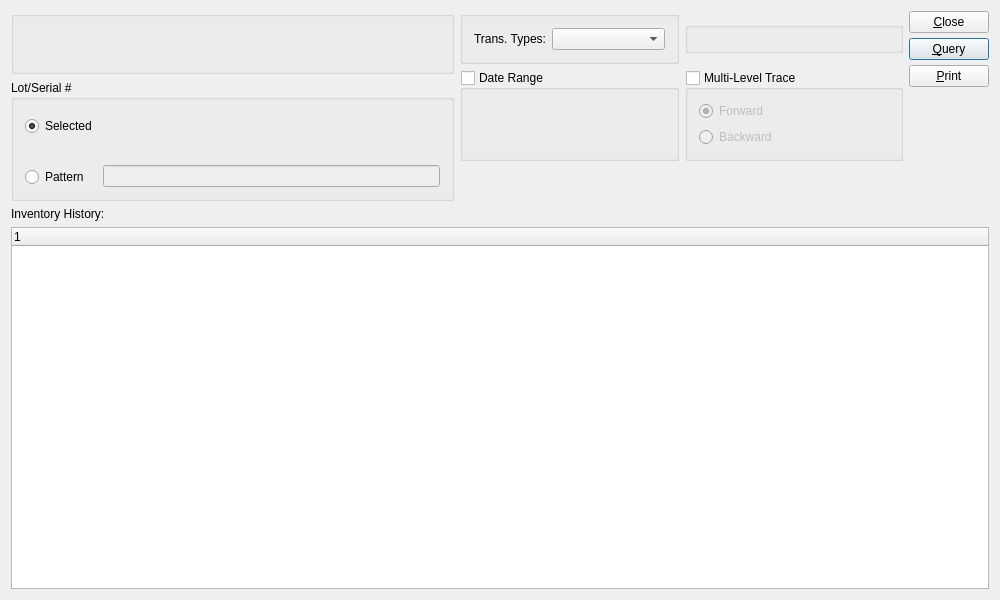
Old version of the form xtuple/trunk/guiclient/dspDetailedInventoryHistoryByLotSerial.ui in the repository WooodHead/xtuple.
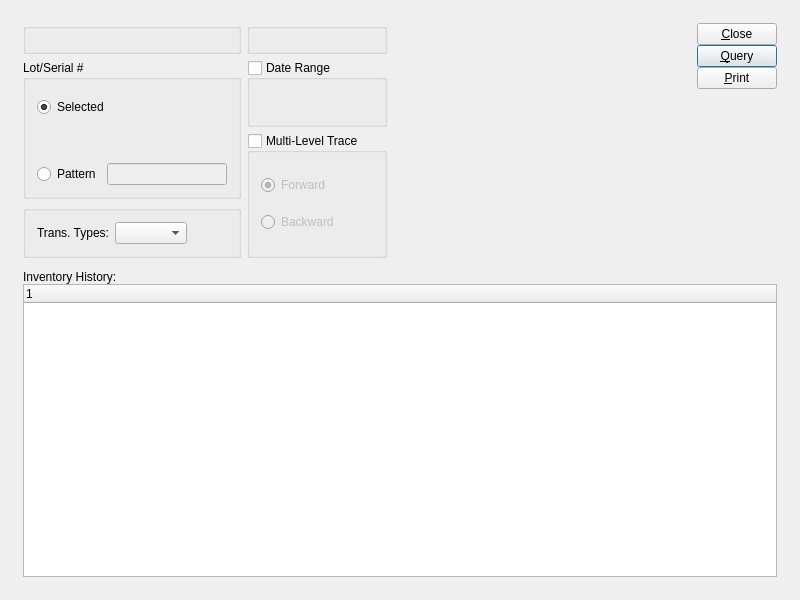
New version of the form. Custom widgets are drawn as their Qt base class.

The edit to the form file:
```diff
--- a/xtuple/trunk/guiclient/dspDetailedInventoryHistoryByLotSerial.ui
+++ b/xtuple/trunk/guiclient/dspDetailedInventoryHistoryByLotSerial.ui
@@ -13,7 +13,7 @@
    <rect>
     <x>0</x>
     <y>0</y>
-    <width>1000</width>
+    <width>800</width>
     <height>600</height>
    </rect>
   </property>
@@ -32,13 +32,25 @@
   <property name="windowTitle" >
    <string>Detailed Inventory History by Lot/Serial #</string>
   </property>
-   <layout class="QGridLayout" >
+  <layout class="QGridLayout" name="gridLayout_9" >
+   <item row="0" column="0" >
+    <layout class="QGridLayout" name="gridLayout_8" >
+     <property name="margin" >
+      <number>12</number>
+     </property>
+     <property name="spacing" >
+      <number>12</number>
+     </property>
+     <item row="0" column="0" >
+      <layout class="QHBoxLayout" name="horizontalLayout_3" >
+       <item>
+        <layout class="QGridLayout" name="gridLayout_7" >
     <item row="0" column="0" >
      <widget class="QGroupBox" name="_itemGroup" >
       <property name="title" >
        <string/>
       </property>
-      <layout class="QGridLayout" >
+           <layout class="QGridLayout" name="gridLayout_2" >
        <item row="0" column="0" >
         <widget class="ItemCluster" name="_item" >
          <property name="minimumSize" >
@@ -55,51 +67,97 @@
       </layout>
      </widget>
     </item>
-    <item rowspan="2" row="0" column="1" >
-     <layout class="QGridLayout" >
-      <item row="0" column="0" >
-       <widget class="QGroupBox" name="_transGroup" >
-        <property name="title" >
-         <string/>
-        </property>
-        <layout class="QGridLayout" >
-         <item row="0" column="0" >
-          <widget class="QLabel" name="_transTypeLit" >
-           <property name="text" >
-            <string>Trans. Types:</string>
-           </property>
-           <property name="alignment" >
-            <set>Qt::AlignRight|Qt::AlignTrailing|Qt::AlignVCenter</set>
-           </property>
-          </widget>
-         </item>
-         <item row="0" column="1" >
-          <widget class="XComboBox" name="_transType" >
-           <property name="sizePolicy" >
-            <sizepolicy vsizetype="Fixed" hsizetype="Expanding" >
-             <horstretch>0</horstretch>
-             <verstretch>0</verstretch>
-            </sizepolicy>
-           </property>
-          </widget>
-         </item>
-        </layout>
-       </widget>
-      </item>
       <item row="0" column="1" >
        <widget class="WarehouseGroup" name="_warehouse" >
         <property name="sizePolicy" >
+            <sizepolicy vsizetype="Preferred" hsizetype="Preferred" >
+             <horstretch>0</horstretch>
+             <verstretch>0</verstretch>
+            </sizepolicy>
+           </property>
+           <property name="focusPolicy" >
+            <enum>Qt::StrongFocus</enum>
+           </property>
+           <property name="fixedSize" >
+            <bool>false</bool>
+           </property>
+          </widget>
+         </item>
+         <item rowspan="2" row="1" column="0" >
+          <widget class="QGroupBox" name="_lotserialGroup" >
+           <property name="sizePolicy" >
          <sizepolicy vsizetype="Fixed" hsizetype="Expanding" >
           <horstretch>0</horstretch>
           <verstretch>0</verstretch>
          </sizepolicy>
         </property>
+           <property name="title" >
+            <string>Lot/Serial #</string>
+           </property>
+           <layout class="QGridLayout" name="gridLayout_6" >
+            <item row="0" column="0" >
+             <layout class="QHBoxLayout" name="horizontalLayout" >
+              <item>
+               <layout class="QVBoxLayout" name="verticalLayout_2" >
+                <property name="topMargin" >
+                 <number>6</number>
+                </property>
+                <item>
+                 <widget class="QRadioButton" name="_selected" >
+                  <property name="text" >
+                   <string>Selected</string>
+                  </property>
+                  <property name="checked" >
+                   <bool>true</bool>
+                  </property>
+                 </widget>
+                </item>
+                <item>
+                 <spacer name="verticalSpacer" >
+                  <property name="orientation" >
+                   <enum>Qt::Vertical</enum>
+                  </property>
+                  <property name="sizeHint" stdset="0" >
+                   <size>
+                    <width>20</width>
+                    <height>40</height>
+                   </size>
+                  </property>
+                 </spacer>
+                </item>
+               </layout>
+              </item>
+              <item>
+               <widget class="LotserialCluster" name="_lotSerial" >
         <property name="focusPolicy" >
          <enum>Qt::StrongFocus</enum>
         </property>
        </widget>
+              </item>
+             </layout>
       </item>
       <item row="1" column="0" >
+             <layout class="QHBoxLayout" name="horizontalLayout_2" >
+              <item>
+               <widget class="QRadioButton" name="_pattern" >
+                <property name="text" >
+                 <string>Pattern</string>
+                </property>
+               </widget>
+              </item>
+              <item>
+               <widget class="XLineEdit" name="_lotSerialPattern" >
+                <property name="enabled" >
+                 <bool>false</bool>
+                </property>
+               </widget>
+              </item>
+             </layout>
+            </item>
+           </layout>
+          </widget>
+         </item>
+         <item row="1" column="1" >
        <widget class="QGroupBox" name="_dateGroup" >
         <property name="title" >
          <string>Date Range</string>
@@ -110,7 +168,7 @@
         <property name="checked" >
          <bool>false</bool>
         </property>
-        <layout class="QGridLayout" >
+           <layout class="QGridLayout" name="gridLayout_5" >
          <item row="0" column="0" >
           <widget class="DateCluster" name="_dates" >
            <property name="focusPolicy" >
@@ -121,7 +179,7 @@
         </layout>
        </widget>
       </item>
-      <item row="1" column="1" >
+         <item rowspan="2" row="2" column="1" >
        <widget class="QGroupBox" name="_traceGroup" >
         <property name="title" >
          <string>Multi-Level Trace</string>
@@ -132,7 +190,7 @@
         <property name="checked" >
          <bool>false</bool>
         </property>
-        <layout class="QGridLayout" >
+           <layout class="QGridLayout" name="gridLayout_4" >
          <item row="0" column="0" >
           <widget class="QRadioButton" name="_forward" >
            <property name="text" >
@@ -153,25 +211,67 @@
         </layout>
        </widget>
       </item>
-      <item row="2" column="0" >
-       <spacer>
+         <item row="3" column="0" >
+          <widget class="QGroupBox" name="_transGroup" >
+           <property name="title" >
+            <string/>
+           </property>
+           <layout class="QGridLayout" name="gridLayout_3" >
+            <item row="0" column="0" >
+             <widget class="QLabel" name="_transTypeLit" >
+              <property name="text" >
+               <string>Trans. Types:</string>
+              </property>
+              <property name="alignment" >
+               <set>Qt::AlignRight|Qt::AlignTrailing|Qt::AlignVCenter</set>
+              </property>
+             </widget>
+            </item>
+            <item row="0" column="1" >
+             <widget class="XComboBox" name="_transType" >
+              <property name="sizePolicy" >
+               <sizepolicy vsizetype="Fixed" hsizetype="Expanding" >
+                <horstretch>0</horstretch>
+                <verstretch>0</verstretch>
+               </sizepolicy>
+              </property>
+             </widget>
+            </item>
+            <item row="0" column="2" >
+             <spacer name="horizontalSpacer" >
         <property name="orientation" >
-         <enum>Qt::Vertical</enum>
-        </property>
-        <property name="sizeHint" >
+               <enum>Qt::Horizontal</enum>
+              </property>
+              <property name="sizeHint" stdset="0" >
          <size>
-          <width>20</width>
-          <height>40</height>
+                <width>40</width>
+                <height>20</height>
          </size>
         </property>
        </spacer>
       </item>
      </layout>
-    </item>
-    <item rowspan="2" row="0" column="2" >
+          </widget>
+         </item>
+        </layout>
+       </item>
+       <item>
+        <spacer name="horizontalSpacer_2" >
+         <property name="orientation" >
+          <enum>Qt::Horizontal</enum>
+         </property>
+         <property name="sizeHint" stdset="0" >
+          <size>
+           <width>13</width>
+           <height>17</height>
+          </size>
+         </property>
+        </spacer>
+       </item>
+       <item>
      <layout class="QVBoxLayout" >
       <property name="spacing" >
-       <number>5</number>
+          <number>0</number>
       </property>
       <item>
        <widget class="QPushButton" name="_close" >
@@ -205,7 +305,7 @@
         <property name="orientation" >
          <enum>Qt::Vertical</enum>
         </property>
-        <property name="sizeHint" >
+           <property name="sizeHint" stdset="0" >
          <size>
           <width>20</width>
           <height>0</height>
@@ -215,78 +315,39 @@
       </item>
      </layout>
     </item>
+      </layout>
+     </item>
     <item row="1" column="0" >
-     <widget class="QGroupBox" name="_lotserialGroup" >
+      <widget class="QFrame" name="_frame" >
       <property name="sizePolicy" >
-       <sizepolicy vsizetype="Fixed" hsizetype="Expanding" >
+        <sizepolicy vsizetype="Expanding" hsizetype="Preferred" >
         <horstretch>0</horstretch>
-        <verstretch>0</verstretch>
-       </sizepolicy>
-      </property>
-      <property name="title" >
-       <string>Lot/Serial #</string>
-      </property>
-      <layout class="QGridLayout" >
-       <item rowspan="2" row="0" column="0" >
-        <layout class="QVBoxLayout" >
-         <property name="topMargin" >
-          <number>5</number>
-         </property>
-         <item>
-          <widget class="QRadioButton" name="_selected" >
-           <property name="text" >
-            <string>Selected</string>
-           </property>
-           <property name="checked" >
-            <bool>true</bool>
-           </property>
-          </widget>
-         </item>
+         <verstretch>1</verstretch>
+        </sizepolicy>
+       </property>
+       <property name="frameShape" >
+        <enum>QFrame::NoFrame</enum>
+       </property>
+       <property name="frameShadow" >
+        <enum>QFrame::Raised</enum>
+       </property>
+       <layout class="QGridLayout" name="gridLayout" >
+        <property name="margin" >
+         <number>0</number>
+        </property>
+        <item row="0" column="0" >
+         <layout class="QVBoxLayout" name="verticalLayout" >
+          <property name="spacing" >
+           <number>0</number>
+          </property>
          <item>
-          <spacer>
-           <property name="orientation" >
-            <enum>Qt::Vertical</enum>
-           </property>
-           <property name="sizeType" >
-            <enum>QSizePolicy::Preferred</enum>
-           </property>
-           <property name="sizeHint" >
-            <size>
-             <width>20</width>
-             <height>25</height>
-            </size>
-           </property>
-          </spacer>
-         </item>
-         <item>
-          <widget class="QRadioButton" name="_pattern" >
+           <widget class="QLabel" name="_inventoryHistoryLit" >
            <property name="text" >
-            <string>Pattern</string>
+             <string>Inventory History:</string>
            </property>
           </widget>
          </item>
-        </layout>
-       </item>
-       <item row="0" column="1" >
-        <widget class="LotserialCluster" name="_lotSerial" >
-         <property name="focusPolicy" >
-          <enum>Qt::StrongFocus</enum>
-         </property>
-        </widget>
-       </item>
-       <item row="1" column="1" >
-        <widget class="XLineEdit" name="_lotSerialPattern" >
-         <property name="enabled" >
-          <bool>false</bool>
-         </property>
-        </widget>
-       </item>
-      </layout>
-     </widget>
-    </item>
-    <item row="2" column="0" colspan="3" >
-     <layout class="QGridLayout" >
-      <item row="1" column="0" >
+          <item>
        <widget class="XTreeWidget" name="_invhist" >
         <property name="sizePolicy" >
          <sizepolicy vsizetype="Expanding" hsizetype="Expanding" >
@@ -299,11 +360,9 @@
         </property>
        </widget>
       </item>
-      <item row="0" column="0" >
-       <widget class="QLabel" name="_inventoryHistoryLit" >
-        <property name="text" >
-         <string>Inventory History:</string>
-        </property>
+         </layout>
+        </item>
+       </layout>
        </widget>
       </item>
      </layout>
```
Left out of the diff: 1 changed line with no effect on the pictures. Lines whose indentation alone changed are shown as unchanged.
